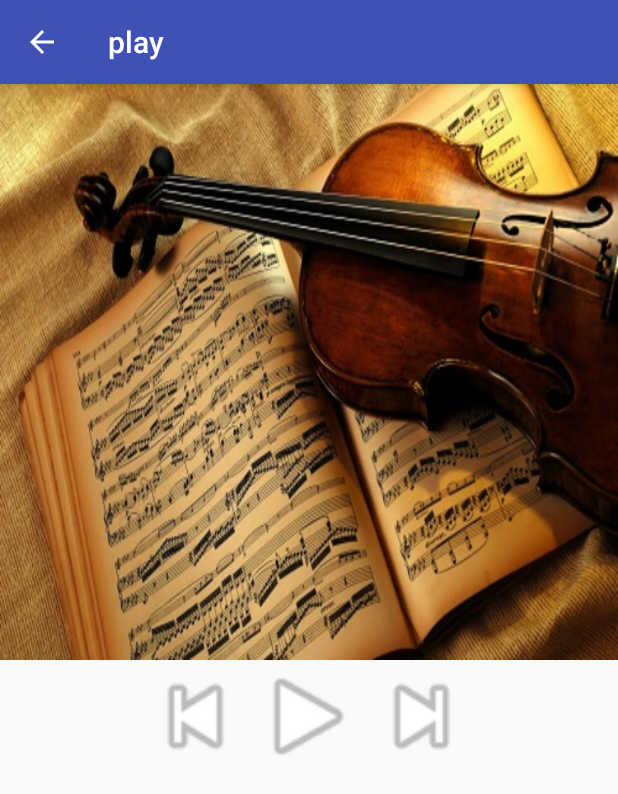
After one commit to murphy360/MurphMusic, an Android app: the PlayActivity screen opened directly, with no data from a screen before it, on a phone screen of 412 x 824 dp. The commit adds this screen. Shown: the top 794 px of the screen. Run offline under Robolectric (Android 15) with nearby library versions, the phone set to English and light mode, and no system bars.

Commit message:
Implemented PlayActivity screen switching.

```diff
--- /dev/null
+++ b/app/src/main/java/com/andrios/murphmusic/PlayActivity.java
@@ -0,0 +1,20 @@
+package com.andrios.murphmusic;
+
+import android.support.v7.app.AppCompatActivity;
+import android.os.Bundle;
+
+public class PlayActivity extends AppCompatActivity {
+
+    @Override
+    protected void onCreate(Bundle savedInstanceState) {
+        super.onCreate(savedInstanceState);
+        setContentView(R.layout.activity_play);
+
+        setConnections();
+    }
+
+    private void setConnections() {
+
+
+    }
+}
--- a/app/src/main/res/layout/activity_main.xml
+++ b/app/src/main/res/layout/activity_main.xml
@@ -8,7 +8,7 @@
     android:paddingRight="@dimen/activity_horizontal_margin"
     android:orientation="vertical"
     android:paddingTop="@dimen/activity_vertical_margin"
-    tools:context="com.andrios.murphmusic.SplashActivity">
+    tools:context="com.andrios.murphmusic.MainActivity">
 
 
     <GridView
--- a/app/src/main/res/layout/activity_genre.xml
+++ b/app/src/main/res/layout/activity_play.xml
@@ -4,7 +4,7 @@
     android:layout_width="match_parent"
     android:layout_height="match_parent"
     android:orientation="vertical"
-    tools:context="com.andrios.murphmusic.GenreActivity">
+    tools:context="com.andrios.murphmusic.PlayActivity">
 
     <ImageView
         android:layout_width="match_parent"
--- a/app/src/main/res/layout/activity_splash.xml
+++ b/app/src/main/res/layout/activity_splash.xml
@@ -9,7 +9,7 @@
     android:orientation="vertical"
     android:paddingTop="@dimen/activity_vertical_margin"
     android:background="@drawable/mainscreen"
-    tools:context="com.andrios.murphmusic.MainActivity">
+    tools:context="com.andrios.murphmusic.SplashActivity">
 
     <TextView
         android:layout_width="match_parent"
--- a/app/src/main/res/values/strings.xml
+++ b/app/src/main/res/values/strings.xml
@@ -2,4 +2,5 @@
     <string name="app_name">MurphMusic</string>
     <string name="app_name_space">Murph Music</string>
     <string name="label_splash">splash</string>
+    <string name="label_play">play</string>
 </resources>
```
Also changed, not shown: app/src/main/AndroidManifest.xml (+11 -1 lines), app/src/main/java/com/andrios/murphmusic/GenreActivity.java (+18 -2 lines), app/src/main/java/com/andrios/murphmusic/GenreAdapter.java (+6 -3 lines), app/src/main/java/com/andrios/murphmusic/MainActivity.java (+6 -1 lines).
